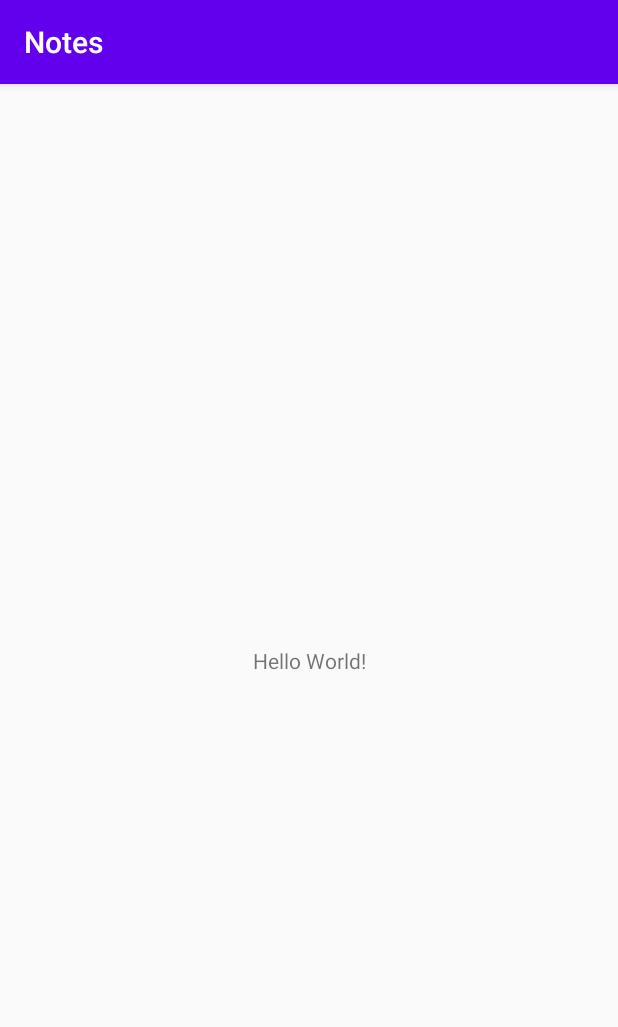
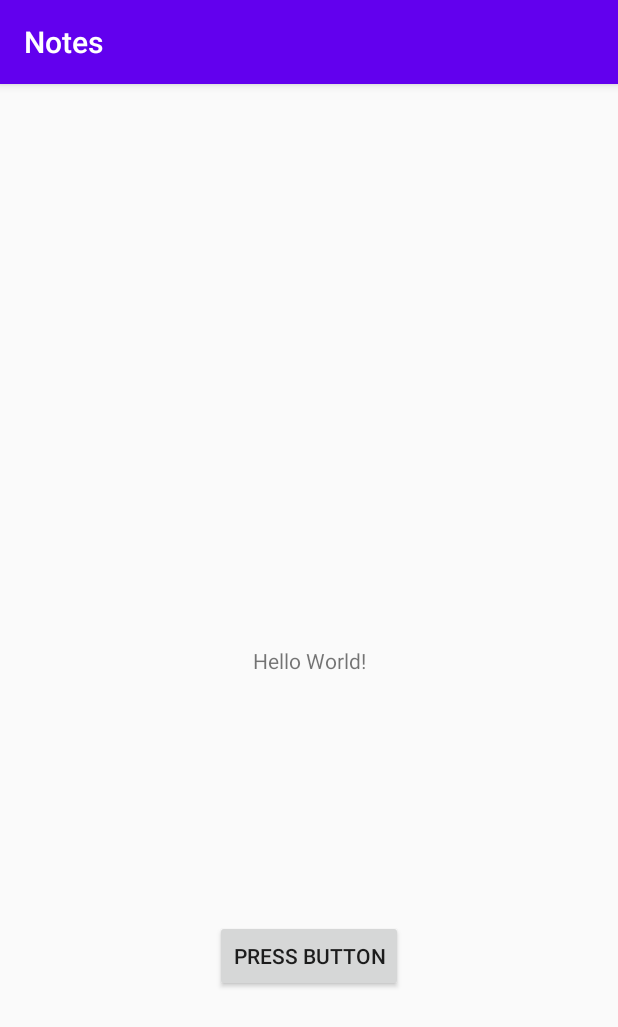
Before and after one commit to loleckek228/Notes, an Android app: the screen it shows after launch (MainActivity), on a phone screen of 412 x 824 dp. Shown: the top 1027 px of the screen. Run offline under Robolectric (Android 15) with nearby library versions, the phone set to English and light mode, and no system bars.

Commit message:
Homework(First lesson)

```diff
--- a/app/src/main/java/com/geekbrains/android/notes/MainActivity.java
+++ /dev/null
@@ -1,14 +0,0 @@
-package com.geekbrains.android.notes;
-
-import androidx.appcompat.app.AppCompatActivity;
-
-import android.os.Bundle;
-
-public class MainActivity extends AppCompatActivity {
-
-    @Override
-    protected void onCreate(Bundle savedInstanceState) {
-        super.onCreate(savedInstanceState);
-        setContentView(R.layout.activity_main);
-    }
-}
--- /dev/null
+++ b/app/src/main/java/com/geekbrains/android/notes/MainActivity.kt
@@ -0,0 +1,20 @@
+package com.geekbrains.android.notes
+
+import android.os.Bundle
+import androidx.appcompat.app.AppCompatActivity
+import kotlinx.android.synthetic.main.activity_main.*
+
+class MainActivity : AppCompatActivity() {
+    override fun onCreate(savedInstanceState: Bundle?) {
+        super.onCreate(savedInstanceState)
+        setContentView(R.layout.activity_main)
+
+        setOnButtonClickBehavior()
+    }
+
+    private fun setOnButtonClickBehavior() {
+        button.setOnClickListener {
+            textView.text = getString(R.string.pressed_button)
+        }
+    }
+}
--- a/app/src/main/res/layout/activity_main.xml
+++ b/app/src/main/res/layout/activity_main.xml
@@ -7,6 +7,7 @@
     tools:context=".MainActivity">
 
     <TextView
+        android:id="@+id/textView"
         android:layout_width="wrap_content"
         android:layout_height="wrap_content"
         android:text="Hello World!"
@@ -15,4 +16,14 @@
         app:layout_constraintRight_toRightOf="parent"
         app:layout_constraintTop_toTopOf="parent" />
 
+    <Button
+        android:id="@+id/button"
+        android:layout_width="wrap_content"
+        android:layout_height="wrap_content"
+        android:text="@string/press_button"
+        app:layout_constraintBottom_toBottomOf="parent"
+        app:layout_constraintLeft_toLeftOf="parent"
+        app:layout_constraintRight_toRightOf="parent"
+        app:layout_constraintTop_toBottomOf="@id/textView"/>
+
 </androidx.constraintlayout.widget.ConstraintLayout>
--- a/app/src/main/res/values/strings.xml
+++ b/app/src/main/res/values/strings.xml
@@ -1,3 +1,5 @@
 <resources>
     <string name="app_name">Notes</string>
+    <string name="press_button">Press Button</string>
+    <string name="pressed_button">Button was pressed</string>
 </resources>
--- a/build.gradle
+++ b/build.gradle
@@ -1,11 +1,13 @@
 // Top-level build file where you can add configuration options common to all sub-projects/modules.
 buildscript {
+    ext.kotlin_version = '1.3.72'
     repositories {
         google()
         jcenter()
     }
     dependencies {
         classpath "com.android.tools.build:gradle:4.0.0"
+        classpath "org.jetbrains.kotlin:kotlin-gradle-plugin:$kotlin_version"
 
         // NOTE: Do not place your application dependencies here; they belong
         // in the individual module build.gradle files
```
Also changed, not shown: app/build.gradle (+7 -0 lines).
